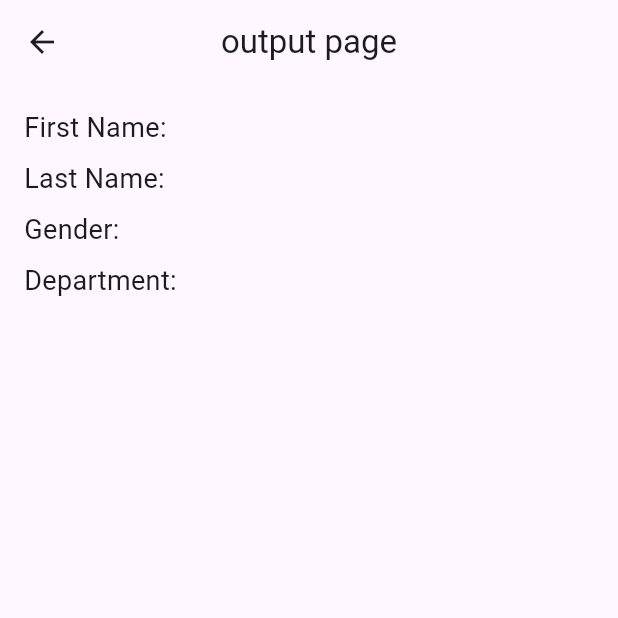
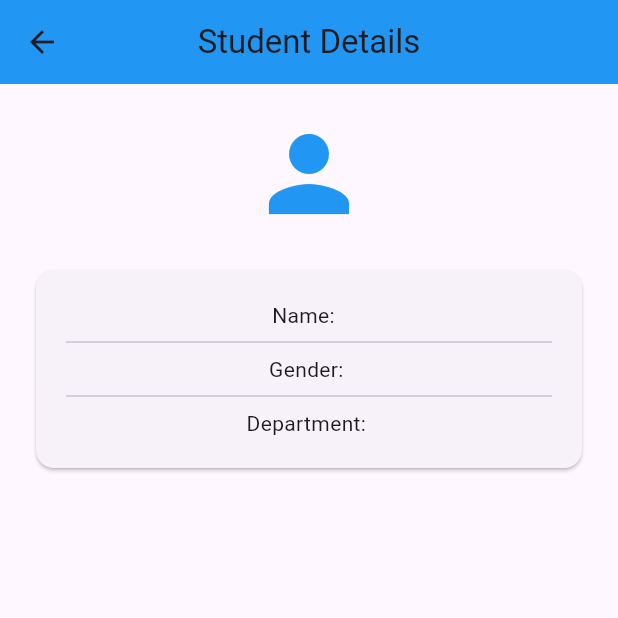
Before and after one commit to tsewang45634/class_work-1, a Flutter app: the OutputPage screen opened directly with empty values, on a phone screen of 412 x 824 dp, the top half of it. Run offline on Flutter 3.47's test engine with Material 3 defaults, Android fonts, the phone set to English and light mode, and no system bars.

Commit message:
first commit

```diff
--- a/lib/pages/output.dart
+++ b/lib/pages/output.dart
@@ -1,12 +1,10 @@
 import 'package:flutter/material.dart';
-
 
 class OutputPage extends StatelessWidget {
   final String firstName;
   final String lastName;
   final String gender;
   final String department;
-
 
   const OutputPage({
     super.key,
@@ -20,21 +18,37 @@ class OutputPage extends StatelessWidget {
   Widget build(BuildContext context) {
     return Scaffold(
       appBar: AppBar(
-        title: const Text("output page"),
+        title: const Text("Student Details"),
         centerTitle: true,
+        backgroundColor: Colors.blue,
       ),
+
       body: Padding(
-        padding: const EdgeInsets.all(16.0),
+        padding: const EdgeInsets.all(20),
         child: Column(
-          crossAxisAlignment: CrossAxisAlignment.start,
           children: [
-            Text("First Name: $firstName", style: const TextStyle(fontSize: 18)),
-            const SizedBox(height: 8),
-            Text("Last Name: $lastName", style: const TextStyle(fontSize: 18)),
-            const SizedBox(height: 8),
-            Text("Gender: $gender", style: const TextStyle(fontSize: 18)),
-            const SizedBox(height: 8),
-            Text("Department: $department", style: const TextStyle(fontSize: 18)),
+            const Icon(
+              Icons.person,
+              size: 80,
+              color: Colors.blue,
+            ),
+
+            const SizedBox(height: 20),
+
+            Card(
+              child: Padding(
+                padding: const EdgeInsets.all(20),
+                child: Column(
+                  children: [
+                    Text("Name: $firstName $lastName"),
+                    const Divider(),
+                    Text("Gender: $gender"),
+                    const Divider(),
+                    Text("Department: $department"),
+                  ],
+                ),
+              ),
+            ),
           ],
         ),
       ),
```
